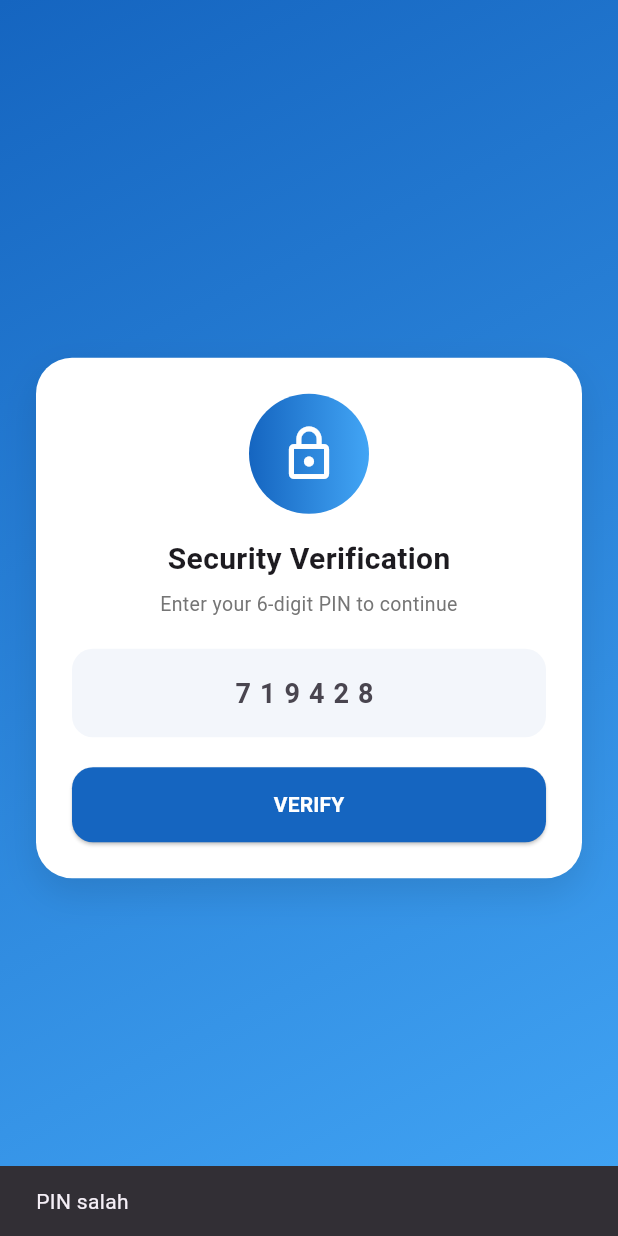
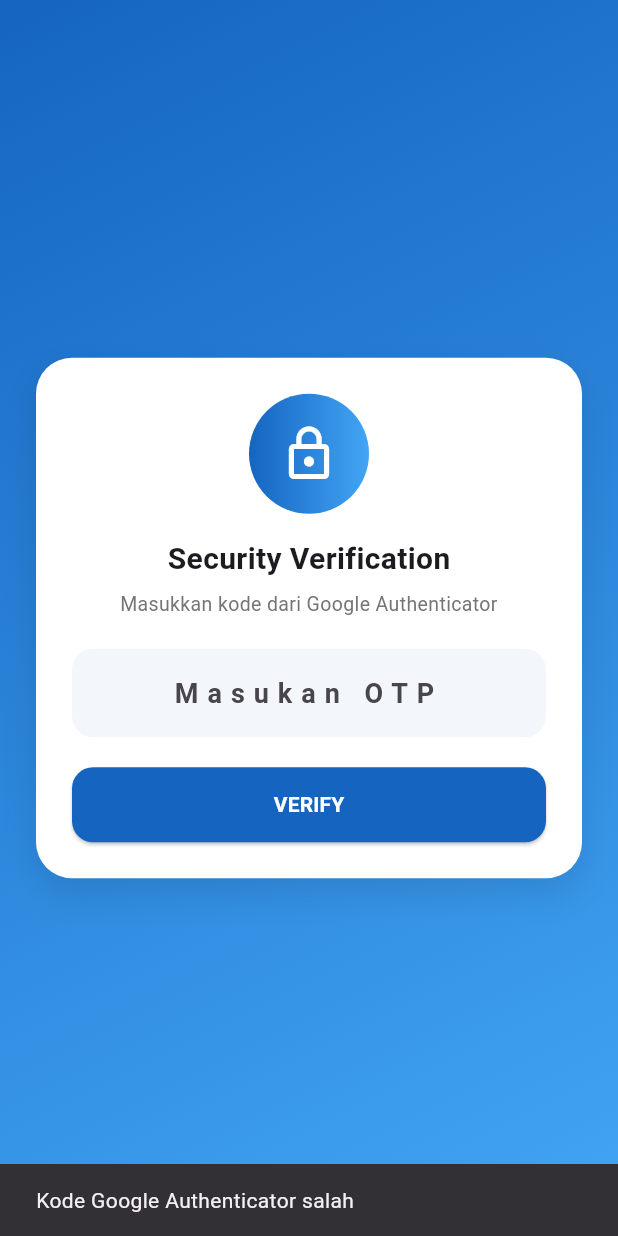
Before and after one commit to vanstrong4/codingstore-evand-uas, a Flutter app: the AuthVerificationScreen screen opened directly, after a tap on "VERIFY", on a phone screen of 412 x 824 dp. Run offline on Flutter 3.47's test engine with Material 3 defaults, Android fonts, the phone set to English and light mode, and no system bars; our stand-ins replace cloud_firestore, firebase_auth, firebase_core, firebase_messaging, google_sign_in, qr_flutter; missing offline and left inert: otp; accounts and stored records are empty.

Commit message:
perbaikan autentikator

```diff
--- a/lib/data/services/authenticator_service.dart
+++ b/lib/data/services/authenticator_service.dart
@@ -39,10 +39,24 @@ class AuthenticatorService {
     );
   }
 
-  /// Verifikasi kode OTP
+  /// Verifikasi kode OTP dengan toleransi ±30 detik
   static bool verifyCode({required String secret, required String code}) {
-    final currentCode = generateCode(secret);
+    final now = DateTime.now().millisecondsSinceEpoch;
 
-    return currentCode == code;
+    for (int i = -1; i <= 1; i++) {
+      final generated = OTP.generateTOTPCodeString(
+        secret,
+        now + (i * 30000),
+        interval: 30,
+        algorithm: Algorithm.SHA1,
+        isGoogle: true,
+      );
+
+      if (generated == code.trim()) {
+        return true;
+      }
+    }
+
+    return false;
   }
 }
--- a/lib/features/auth/screens/otp_authenticator.dart
+++ b/lib/features/auth/screens/otp_authenticator.dart
@@ -1,4 +1,8 @@
 import 'package:flutter/material.dart';
+import 'package:cloud_firestore/cloud_firestore.dart';
+import 'package:firebase_auth/firebase_auth.dart';
+
+import '../../../data/services/authenticator_service.dart';
 
 class AuthVerificationScreen extends StatefulWidget {
   const AuthVerificationScreen({super.key});
@@ -11,20 +15,49 @@ class _AuthVerificationScreenState extends State<AuthVerificationScreen> {
   final pinController = TextEditingController();
   bool loading = false;
 
-  void verify() async {
+  Future<void> verify() async {
     setState(() => loading = true);
 
-    await Future.delayed(const Duration(seconds: 1));
+    try {
+      final user = FirebaseAuth.instance.currentUser!;
 
-    if (pinController.text == "719428") {
-      Navigator.pop(context, true);
-    } else {
+      final doc = await FirebaseFirestore.instance
+          .collection("wallets")
+          .doc(user.uid)
+          .get();
+
+      if (!doc.exists) {
+        throw Exception("Wallet tidak ditemukan");
+      }
+
+      final secret = doc["authSecret"];
+
+      final valid = AuthenticatorService.verifyCode(
+        secret: secret,
+        code: pinController.text.trim(),
+      );
+
+      if (valid) {
+        if (!mounted) return;
+        Navigator.pop(context, true);
+      } else {
+        if (!mounted) return;
+
+        ScaffoldMessenger.of(context).showSnackBar(
+          const SnackBar(content: Text("Kode Google Authenticator salah")),
+        );
+      }
+    } catch (e) {
+      if (!mounted) return;
+
       ScaffoldMessenger.of(
         context,
-      ).showSnackBar(const SnackBar(content: Text("PIN salah")));
+      ).showSnackBar(SnackBar(content: Text(e.toString())));
     }
 
-    setState(() => loading = false);
+    if (mounted) {
+      setState(() => loading = false);
+    }
   }
 
   @override
@@ -85,7 +118,7 @@ class _AuthVerificationScreenState extends State<AuthVerificationScreen> {
                 const SizedBox(height: 6),
 
                 Text(
-                  "Enter your 6-digit PIN to continue",
+                  "Masukkan kode dari Google Authenticator",
                   textAlign: TextAlign.center,
                   style: TextStyle(color: Colors.grey.shade600, fontSize: 13),
                 ),
@@ -103,7 +136,7 @@ class _AuthVerificationScreenState extends State<AuthVerificationScreen> {
                     fontWeight: FontWeight.bold,
                   ),
                   decoration: InputDecoration(
-                    hintText: "719428",
+                    hintText: "Masukan OTP",
                     filled: true,
                     fillColor: const Color(0xFFF3F6FB),
                     border: OutlineInputBorder(
```
